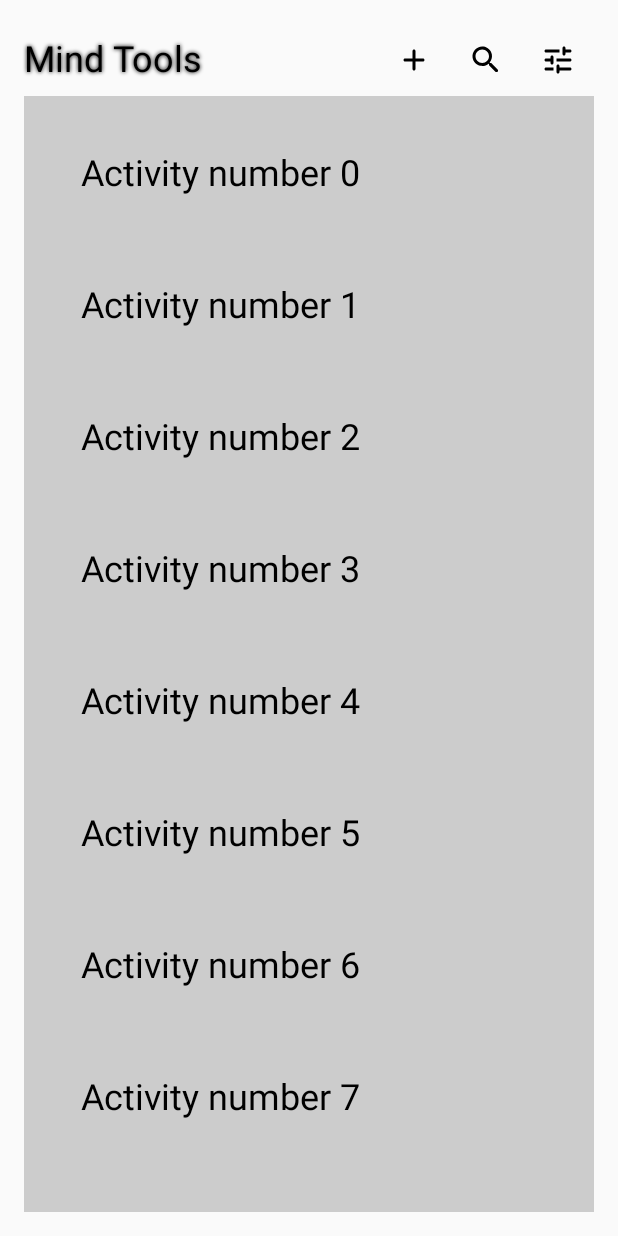
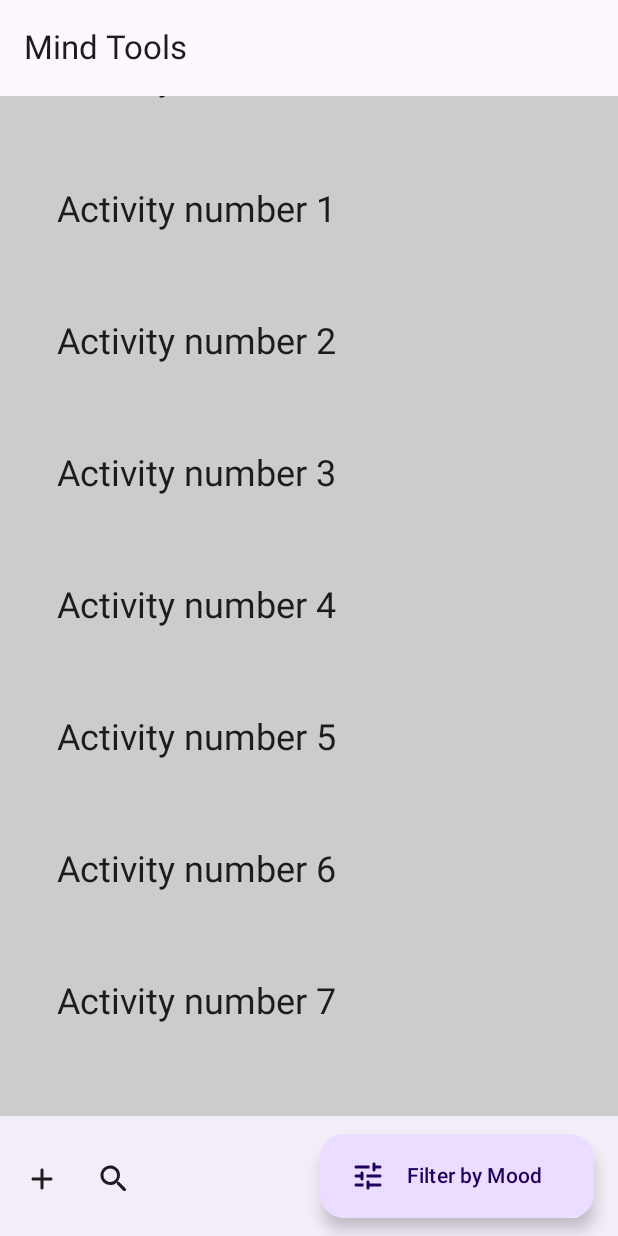
Before and after one commit to talitha1234/MindToolsApp, an Android app built with Jetpack Compose: the screen it shows after launch (MainActivity), on a phone screen of 412 x 824 dp. Run offline under Robolectric (Android 15) with nearby library versions, the phone set to English and light mode, and no system bars.

Commit message:
Add Mood Selection page

```diff
--- a/app/src/main/java/com/talithariddiford/mindtoolsapp/MainActivity.kt
+++ b/app/src/main/java/com/talithariddiford/mindtoolsapp/MainActivity.kt
@@ -1,4 +1,5 @@
 package com.talithariddiford.mindtoolsapp
+
 
 
 import android.os.Bundle
@@ -24,14 +25,24 @@ import androidx.compose.ui.unit.dp
 import androidx.compose.material.icons.Icons
 import androidx.compose.material.icons.automirrored.rounded.ArrowBack
 import androidx.compose.material.icons.rounded.Add
-
+import androidx.compose.material.icons.rounded.Check
+import androidx.compose.material.icons.rounded.Home
 import androidx.compose.material.icons.rounded.Search
 import androidx.compose.material.icons.rounded.Tune
+import androidx.compose.material3.BottomAppBar
+import androidx.compose.material3.Checkbox
+import androidx.compose.material3.ExperimentalMaterial3Api
+import androidx.compose.material3.ExtendedFloatingActionButton
+import androidx.compose.material3.FloatingActionButton
 
 
 import androidx.compose.material3.IconButton
+import androidx.compose.material3.Scaffold
+import androidx.compose.material3.TopAppBar
 
 import androidx.compose.runtime.Composable
+import androidx.compose.runtime.mutableStateMapOf
+import androidx.compose.runtime.remember
 import androidx.compose.ui.Alignment
 import androidx.compose.ui.graphics.Color
 import androidx.compose.ui.graphics.Shadow
@@ -59,45 +70,64 @@ fun MindToolsApp() {
 
 @Composable
 fun MindToolsPage(modifier: Modifier = Modifier) {
-    Column (
-        modifier = modifier
-            .fillMaxWidth()
-            .padding(16.dp),
-    ) {
-        MindToolsTopBar()
-        ActivityList()
+    Scaffold(
+        topBar = { MindToolsTopBar() },
+        bottomBar = { MindToolsBottomBar() },
+
+    ) { paddingValues ->
+        ActivityList(modifier = Modifier.padding(paddingValues))
     }
 }
 
+@OptIn(ExperimentalMaterial3Api::class)
 @Composable
 fun MindToolsTopBar() {
-    Row(
-        verticalAlignment = Alignment.CenterVertically,
-        modifier = Modifier.fillMaxWidth()
-    ) {
-        Text(
-            text = stringResource(R.string.mind_tools),
-            style = TextStyle(
-                fontSize = 24.sp,
-                shadow = Shadow(color = Color.Black, blurRadius = 3f)
-            )
-        )
-        Spacer(modifier = Modifier.weight(1f))
-        IconButton(onClick = { /* Add */ }) {
-            Icon(Icons.Rounded.Add, contentDescription = "Add")
+    TopAppBar(
+        title = {
+            Text(text = "Mind Tools")
         }
-        IconButton(onClick = { /* Search */ }) {
-            Icon(Icons.Rounded.Search, contentDescription = "Search")
+    )
+}
+
+@Composable
+fun MindToolsBottomBar() {
+    BottomAppBar(
+        actions = {
+            IconButton(onClick = { /* TODO: Handle Add */ }) {
+                Icon(
+                    imageVector = Icons.Rounded.Add,
+                    contentDescription = "Add"
+                )
+            }
+            IconButton(onClick = { /* TODO: Handle Search */ }) {
+                Icon(
+                    imageVector = Icons.Rounded.Search,
+                    contentDescription = "Search Activities"
+                )
+            }
+        },
+        floatingActionButton = {
+            ExtendedFloatingActionButton(
+                onClick = { /* TODO: Handle filter */ }
+            ) {
+                Icon(
+                    imageVector = Icons.Rounded.Tune,
+                    contentDescription = "Filter Activities"
+                )
+                Text(
+                    modifier = Modifier.padding(14.dp),
+                    text = "Filter by Mood"
+                )
+            }
         }
-        IconButton(onClick = { /* Filter */ }) {
-            Icon(Icons.Rounded.Tune, contentDescription = "Filter")
-        }
-    }
+    )
 }
 
 
+
+
 @Composable
-fun ActivityList() {
+fun ActivityList(modifier: Modifier = Modifier) {
     LazyVerticalGrid(
         modifier = Modifier
             .fillMaxSize()
@@ -105,7 +135,7 @@ fun ActivityList() {
             .padding(8.dp),
         columns = GridCells.Fixed(1)
     ) {
-        items(100) {
+        items(30) {
             Text(
                 modifier = Modifier
                     .padding(30.dp),
@@ -153,6 +183,103 @@ fun MoodSelectionPage(modifier: Modifier = Modifier) {
 }
 
 @Composable
+fun MoodSelectionPage() {
+    Scaffold(
+        topBar = { MoodSelectionTopBar() },
+        bottomBar = {MoodSelectionBottomBar()},
+
+        ) { paddingValues ->
+        MoodList(modifier = Modifier.padding(paddingValues))
+    }
+}
+
+@Composable
+fun MoodList(modifier: Modifier = Modifier) {
+    val checkedStates = remember { mutableStateMapOf<Int, Boolean>() }
+
+    LazyVerticalGrid(
+        modifier = modifier
+            .fillMaxSize()
+            .background(Color.Gray)
+            .padding(8.dp),
+        columns = GridCells.Fixed(1)
+    ) {
+        items(8) { index ->
+            Row(
+                modifier = Modifier
+                    .fillMaxWidth()
+                    .padding(16.dp),
+                verticalAlignment = Alignment.CenterVertically
+            ) {
+                Text(
+                    text = "Mood $index",
+                    style = TextStyle(
+                        fontSize = 24.sp,
+                        shadow = Shadow(
+                            color = Color.Unspecified, blurRadius = 3f)
+                    ),
+                    modifier = Modifier.weight(1f)
+                )
+                Checkbox(
+                    checked = checkedStates.getOrDefault(index, false),
+                    onCheckedChange = { checked ->
+                        checkedStates[index] = checked
+                    }
+                )
+            }
+        }
+    }
+}
+
+
+
+
+@OptIn(ExperimentalMaterial3Api::class)
+@Composable
+fun MoodSelectionTopBar() {
+    TopAppBar(
+        title = {
+            Text(text = "Mood Filter")
+        },
+        navigationIcon = {
+            IconButton(onClick = { /* handle back click */ }) {
+                Icon(Icons.AutoMirrored.Rounded.ArrowBack, contentDescription = "Back")
+            }
+        }
+    )
+}
+
+@Composable
+fun MoodSelectionBottomBar() {
+    BottomAppBar(
+        actions = {
+            IconButton(onClick = { /* TODO: Handle Home */ }) {
+                Icon(
+                    imageVector = Icons.Rounded.Home,
+                    contentDescription = "Home"
+                )
+            }
+        },
+        floatingActionButton = {
+            FloatingActionButton(
+                onClick = { /* TODO: Handle Save */ }
+            ) {
+                Icon(
+                    imageVector = Icons.Rounded.Check,
+                    contentDescription = "Save Selection"
+                )
+            }
+        }
+    )
+}
+
+
+//@Composable
+//fun AddActivityPage() {
+//
+//}
+
+@Composable
 @Preview(showBackground = true)
 fun MoodSelectionPagePreview() {
     MoodSelectionPage()
```
